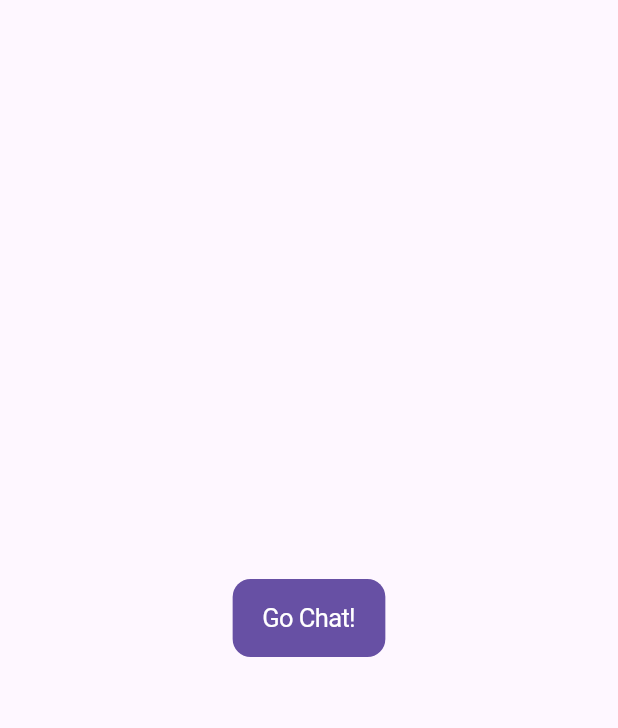
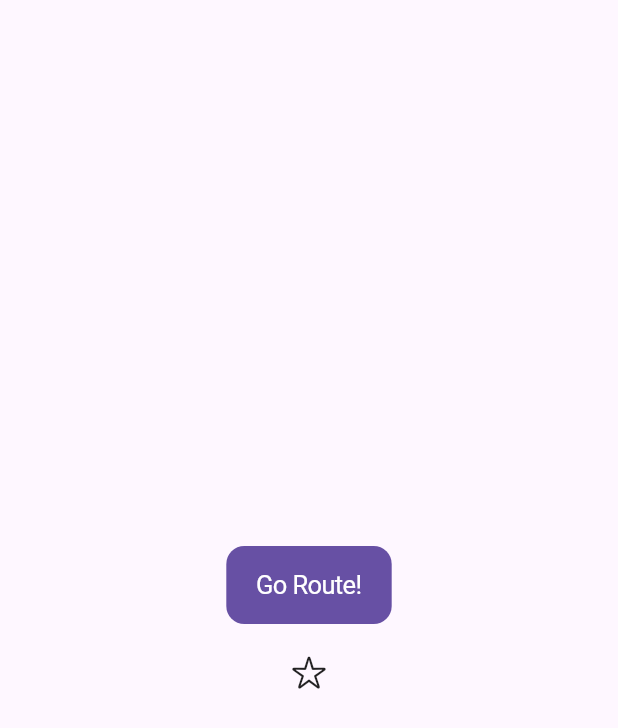
Before and after one commit to cia1099/ai_vocabulary, a Flutter app: the screen it shows after launch, on a phone screen of 412 x 824 dp. Shown: the top 728 px of the screen. Run offline on Flutter 3.47's test engine with Material 3 defaults, Android fonts, the phone set to English and light mode, and no system bars; drawn by our look-alikes of flutter_platform_widgets; our stand-ins replace audioplayers, azlistview, dotted_line, fl_chart, flutter_spinkit, lottie and 2 more; missing offline and left inert: flutter_web_frame, record, sqlite3.

Commit message:
fulfilled Automated Pop route and fixed the hero animation not work in ModalRoute instead PageRoute

```diff
--- /dev/null
+++ b/lib/effects/automated_pop_route.dart
@@ -0,0 +1,77 @@
+import 'dart:async';
+
+import 'package:flutter/material.dart';
+
+class AutomatedPopRoute<T> extends PageRoute<T> {
+  final WidgetBuilder builder;
+  final Widget Function(BuildContext context, Animation<double> animation,
+      Animation<double> secondaryAnimation, Widget child) transitionsBuilder;
+  final Duration stay;
+  Timer? timer;
+
+  AutomatedPopRoute({
+    required this.builder,
+    this.stay = Durations.extralong4,
+    this.transitionsBuilder = _kDefaultIslandTransitionsBuilder,
+  });
+
+  @override
+  Widget buildPage(BuildContext context, Animation<double> animation,
+      Animation<double> secondaryAnimation) {
+    WidgetsBinding.instance.addPostFrameCallback((_) {
+      timer = Timer(stay, () {
+        Navigator.maybePop(context);
+      });
+    });
+    return builder(context);
+  }
+
+  @override
+  Widget buildTransitions(BuildContext context, Animation<double> animation,
+      Animation<double> secondaryAnimation, Widget child) {
+    return buildTransitions(context, animation, secondaryAnimation, child);
+  }
+
+  @override
+  bool didPop(T? result) {
+    timer?.cancel();
+    return super.didPop(result);
+  }
+
+  @override
+  Duration get transitionDuration => const Duration(milliseconds: 300);
+
+  @override
+  Color? get barrierColor => Colors.black54;
+
+  @override
+  bool get barrierDismissible => true;
+
+  @override
+  String? get barrierLabel => 'AutomatedPopRouteBarrier';
+
+  @override
+  bool get maintainState => false;
+
+  @override
+  bool get opaque => false;
+}
+
+Widget _kDefaultIslandTransitionsBuilder(
+    BuildContext context,
+    Animation<double> animation,
+    Animation<double> secondaryAnimation,
+    Widget child) {
+  final curveAnimation = CurvedAnimation(
+      parent: animation,
+      curve: Curves.linearToEaseOut,
+      reverseCurve: Curves.fastOutSlowIn);
+  return SlideTransition(
+      position:
+          Tween<Offset>(begin: const Offset(0, -1), end: Offset.zero).animate(
+        curveAnimation,
+      ),
+      child: ScaleTransition(
+          scale: Tween<double>(begin: .1, end: 1).animate(curveAnimation),
+          child: child));
+}
--- a/lib/main.dart
+++ b/lib/main.dart
@@ -1,6 +1,6 @@
 import 'package:ai_vocabulary/bottom_sheet/manage_collection.dart';
 import 'package:ai_vocabulary/database/my_db.dart';
-import 'package:ai_vocabulary/effects/isalnd_zoom_out.dart';
+import 'package:ai_vocabulary/effects/automated_pop_route.dart';
 import 'package:ai_vocabulary/provider/word_provider.dart';
 import 'package:flutter/cupertino.dart';
 import 'package:flutter/material.dart';
@@ -80,21 +80,30 @@ class _MyAppState extends State<MyApp> with AppRoute {
           home: Builder(builder: (context) {
             return PlatformScaffold(
               body: Center(
-                child: CupertinoButton.filled(
-                    onPressed: () => showOverlay(
-                        context: context,
-                        top: kToolbarHeight,
+                child: Column(
+                  mainAxisAlignment: MainAxisAlignment.center,
+                  spacing: 20,
+                  children: [
+                    CupertinoButton.filled(
+                        onPressed: () => Navigator.push(
+                            context,
+                            AutomatedPopRoute(
+                              builder: (context) => Align(
+                                  alignment: const Alignment(0, -.75),
                                   child: Card(
                                     color: CupertinoColors.darkBackgroundGray,
-                          shadowColor:
-                              Theme.of(context).colorScheme.inverseSurface,
+                                    shadowColor: Theme.of(context)
+                                        .colorScheme
+                                        .inverseSurface,
                                     elevation: 5,
                                     child: Container(
                                       padding: const EdgeInsets.all(16),
-                            constraints: const BoxConstraints.tightForFinite(
+                                      constraints:
+                                          const BoxConstraints.tightForFinite(
                                               height: 100),
                                       child: Row(
-                              mainAxisAlignment: MainAxisAlignment.spaceBetween,
+                                        mainAxisAlignment:
+                                            MainAxisAlignment.spaceBetween,
                                         children: [
                                           Text(
                                             'Added to collection!',
@@ -106,23 +115,47 @@ class _MyAppState extends State<MyApp> with AppRoute {
                                           PlatformTextButton(
                                             onPressed: () {},
                                             padding: EdgeInsets.zero,
-                                  child: const Text('Manage'),
-                                  material: (_, __) => MaterialTextButtonData(
+                                            child: Wrap(
+                                              spacing: 4,
+                                              crossAxisAlignment:
+                                                  WrapCrossAlignment.center,
+                                              children: [
+                                                const Text('Manage'),
+                                                Hero(
+                                                  tag: 'favorite',
+                                                  child: Icon(
+                                                      CupertinoIcons.star_fill,
+                                                      color: CupertinoDynamicColor
+                                                          .resolve(
+                                                              CupertinoColors
+                                                                  .systemYellow,
+                                                              context)),
+                                                )
+                                              ],
+                                            ),
+                                            material: (_, __) =>
+                                                MaterialTextButtonData(
                                                     style: TextButton.styleFrom(
                                               tapTargetSize:
-                                        MaterialTapTargetSize.shrinkWrap,
+                                                  MaterialTapTargetSize
+                                                      .shrinkWrap,
                                             )),
                                           ),
                                         ],
                                       ),
                                     ),
                                   )),
+                            )),
                         // showPlatformModalSheet(
                         //       context: context,
                         //       builder: (context) =>
                         //           const ManageCollectionSheet(wordID: 830),
                         //     ),
-                    child: const Text('Go Chat!')),
+                        child: const Text('Go Route!')),
+                    const Hero(
+                        tag: 'favorite', child: Icon(CupertinoIcons.star)),
+                  ],
+                ),
               ),
             );
           }),
```
Lines whose indentation alone changed are shown as unchanged.
